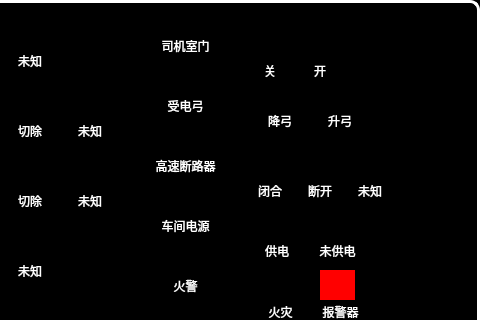
Above: vehiclehelppage.ui from mayue-crrc/ShenyangMetro9DB before the change; both pictures show x 320 to 800 and y 0 to 320 of the 800 by 600 pixel window. Below: the same form after it.
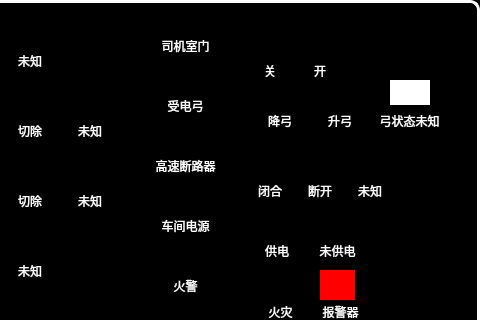
That is the form after the change. Icons and pictures are not drawn.

```diff
--- a/vehiclehelppage.ui
+++ b/vehiclehelppage.ui
@@ -2382,6 +2382,45 @@
     <set>Qt::AlignCenter</set>
    </property>
   </widget>
+  <widget class="QLabel" name="label_122">
+   <property name="geometry">
+    <rect>
+     <x>710</x>
+     <y>80</y>
+     <width>40</width>
+     <height>25</height>
+    </rect>
+   </property>
+   <property name="styleSheet">
+    <string notr="true">background-color:white;</string>
+   </property>
+   <property name="text">
+    <string/>
+   </property>
+   <property name="alignment">
+    <set>Qt::AlignCenter</set>
+   </property>
+  </widget>
+  <widget class="QLabel" name="label_123">
+   <property name="geometry">
+    <rect>
+     <x>689</x>
+     <y>110</y>
+     <width>81</width>
+     <height>21</height>
+    </rect>
+   </property>
+   <property name="styleSheet">
+    <string notr="true">	font: 16px, &quot;微软雅黑&quot;;
+</string>
+   </property>
+   <property name="text">
+    <string>弓状态未知</string>
+   </property>
+   <property name="alignment">
+    <set>Qt::AlignCenter</set>
+   </property>
+  </widget>
   <zorder>label_98</zorder>
   <zorder>pushButton</zorder>
   <zorder>label</zorder>
@@ -2504,6 +2543,8 @@
   <zorder>label_119</zorder>
   <zorder>label_120</zorder>
   <zorder>label_121</zorder>
+  <zorder>label_122</zorder>
+  <zorder>label_123</zorder>
  </widget>
  <resources/>
  <connections/>
```
